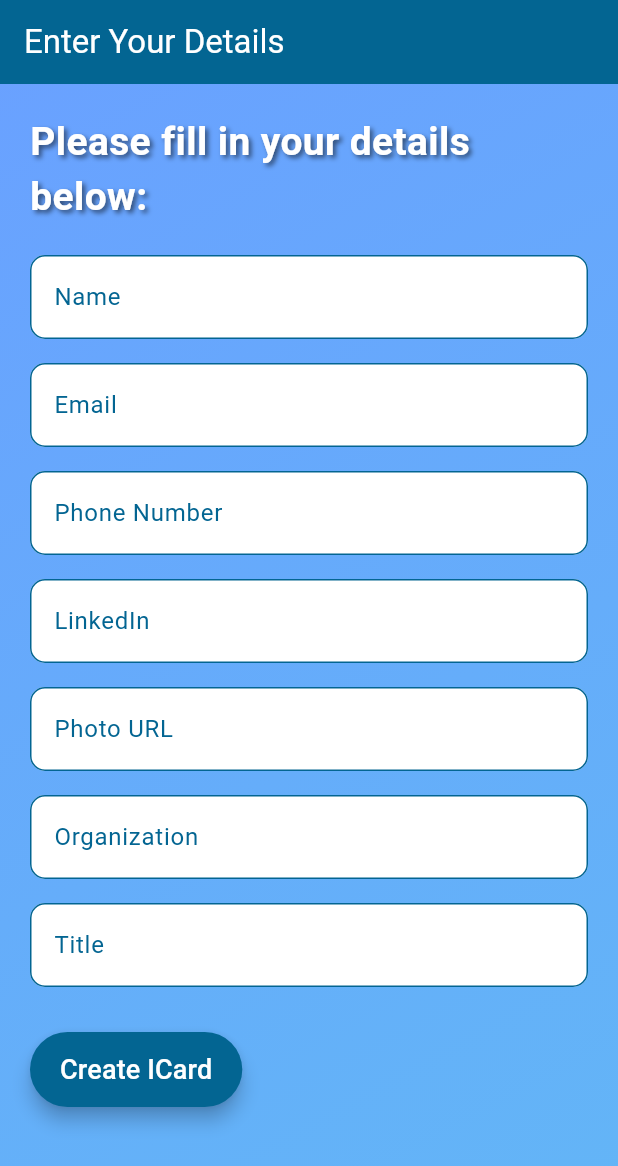
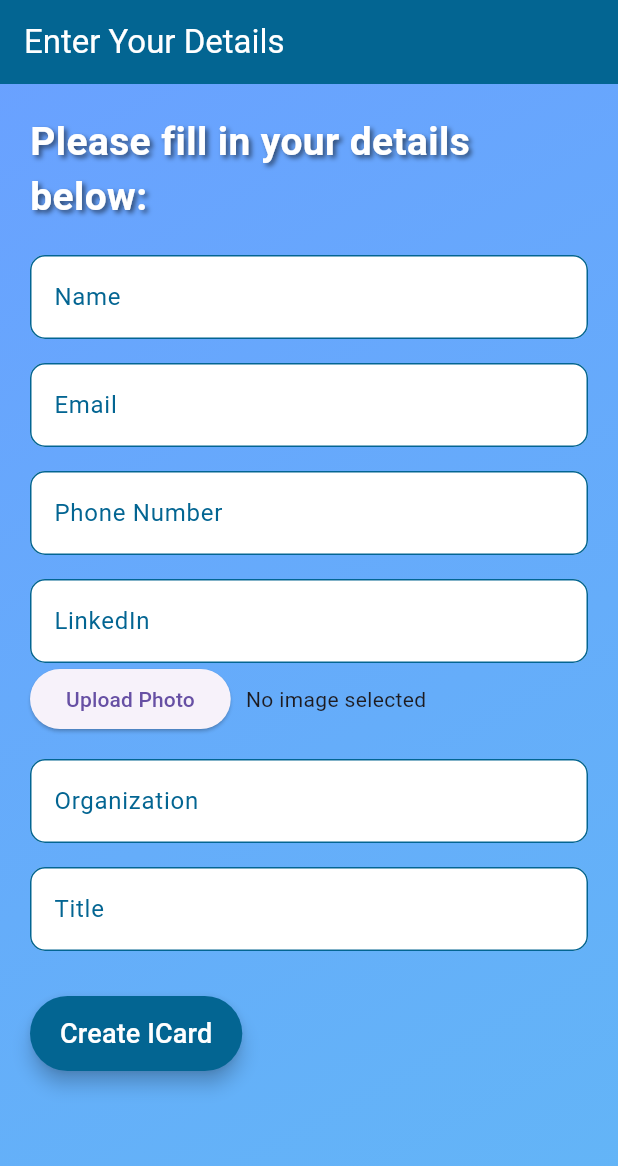
Before and after one commit to Anjalithapaa/ConnectMe, a Flutter app: the FormPage screen opened directly, on a phone screen of 412 x 824 dp. Shown: the top 1166 px of the screen. Run offline on Flutter 3.47's test engine with Material 3 defaults, Android fonts, the phone set to English and light mode, and no system bars; our stand-ins replace cloud_firestore, firebase_auth, firebase_core, font_awesome_flutter, image_picker, qr_flutter; missing offline and left inert: qr_code_scanner; accounts and stored records are empty; generated files the repository leaves out were written again; network calls fail.

Commit message:
added image picker to upload a photo

```diff
--- a/lib/form_page.dart
+++ b/lib/form_page.dart
@@ -2,8 +2,12 @@ import 'package:flutter/material.dart';
 import 'package:cloud_firestore/cloud_firestore.dart';
 import 'package:firebase_auth/firebase_auth.dart';
 import 'business_card.dart';
+import 'package:image_picker/image_picker.dart';
+import 'dart:io'; // For using File class
 
 class FormPage extends StatefulWidget {
+  const FormPage({super.key});
+
   @override
   _FormPageState createState() => _FormPageState();
 }
@@ -14,9 +18,9 @@ class _FormPageState extends State<FormPage> {
   String email = '';
   String phone = '';
   String linkedIn = '';
-  String photoUrl = '';
   String title = '';
   String organization = '';
+  File? _selectedImage; // Store the uploaded image
 
   final FirebaseAuth _auth = FirebaseAuth.instance;
   final FirebaseFirestore _firestore = FirebaseFirestore.instance;
@@ -47,6 +51,18 @@ class _FormPageState extends State<FormPage> {
           linkedIn = doc['linkedIn'] ?? '';
         });
       }
+    }
+  }
+
+  Future<void> _pickImage() async {
+    final ImagePicker _picker = ImagePicker();
+    final XFile? pickedFile =
+        await _picker.pickImage(source: ImageSource.gallery);
+
+    if (pickedFile != null) {
+      setState(() {
+        _selectedImage = File(pickedFile.path);
+      });
     }
   }
 
@@ -155,17 +171,23 @@ class _FormPageState extends State<FormPage> {
                     linkedIn = value;
                   });
                 }),
-                const SizedBox(height: 16),
-                _buildTextField('Photo URL', 'Enter photo URL', (value) {
-                  if (value == null || value.isEmpty) {
-                    return 'Please enter a photo URL';
-                  }
-                  return null;
-                }, (value) {
-                  setState(() {
-                    photoUrl = value;
-                  });
-                }),
+                Row(
+                  children: [
+                    ElevatedButton(
+                      onPressed: _pickImage,
+                      child: const Text('Upload Photo'),
+                    ),
+                    const SizedBox(width: 10),
+                    _selectedImage != null
+                        ? Image.file(
+                            _selectedImage!,
+                            width: 100,
+                            height: 100,
+                            fit: BoxFit.cover,
+                          )
+                        : const Text('No image selected'),
+                  ],
+                ),
                 const SizedBox(height: 16),
                 _buildTextField('Organization', 'Enter your organization',
                     (value) {
@@ -210,10 +232,6 @@ class _FormPageState extends State<FormPage> {
                       );
                     }
                   },
-                  child: const Text(
-                    'Create ICard',
-                    style: TextStyle(fontSize: 18),
-                  ),
                   style: ElevatedButton.styleFrom(
                     backgroundColor:
                         const Color.fromARGB(255, 3, 101, 146), // Button color
@@ -224,6 +242,10 @@ class _FormPageState extends State<FormPage> {
                     padding: const EdgeInsets.symmetric(
                         vertical: 12, horizontal: 20),
                     elevation: 5,
+                  ),
+                  child: const Text(
+                    'Create ICard',
+                    style: TextStyle(fontSize: 18),
                   ),
                 ),
               ],
--- a/lib/qr_scanner.dart
+++ b/lib/qr_scanner.dart
@@ -4,7 +4,7 @@ import 'package:qr_code_scanner/qr_code_scanner.dart';
 import 'business_card.dart';
 
 class QRScannerScreen extends StatefulWidget {
-  const QRScannerScreen({Key? key}) : super(key: key);
+  const QRScannerScreen({super.key});
 
   @override
   _QRScannerScreenState createState() => _QRScannerScreenState();
@@ -30,7 +30,7 @@ class _QRScannerScreenState extends State<QRScannerScreen> {
 
       if (result != null) {
         // Decode the QR code data
-        var decodedData = jsonDecode(result!.code!);
+        var decodedData = jsonDecode(result!.code);
 
         // Navigate to the BusinessCard page with the decoded data
         Navigator.push(
--- a/lib/signin.dart
+++ b/lib/signin.dart
@@ -1,7 +1,6 @@
 import 'package:flutter/material.dart';
 import 'package:firebase_auth/firebase_auth.dart';
 import 'signup.dart';
-import 'business_card.dart';
 import 'main.dart';
 
 class SignInPage extends StatefulWidget {
--- a/lib/signup.dart
+++ b/lib/signup.dart
@@ -56,7 +56,7 @@ class _SignUpPageState extends State<SignUpPage> {
         // Navigate to FormPage
         Navigator.pushReplacement(
           context,
-          MaterialPageRoute(builder: (context) => FormPage()),
+          MaterialPageRoute(builder: (context) => const FormPage()),
         );
       }
     } catch (e) {
```
Also changed, not shown: lib/business_card.dart (+12 -6 lines), lib/main.dart (+3 -4 lines), lib/qrcode.dart (+2 -5 lines), pubspec.yaml (+2 -5 lines), pubspec.lock, 6 other files.
